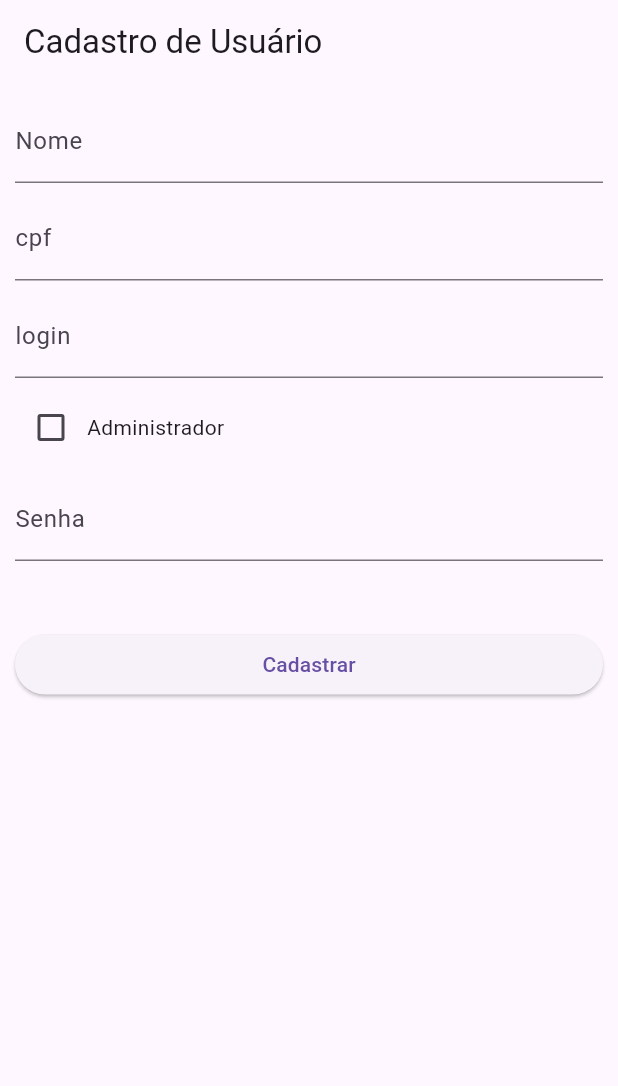
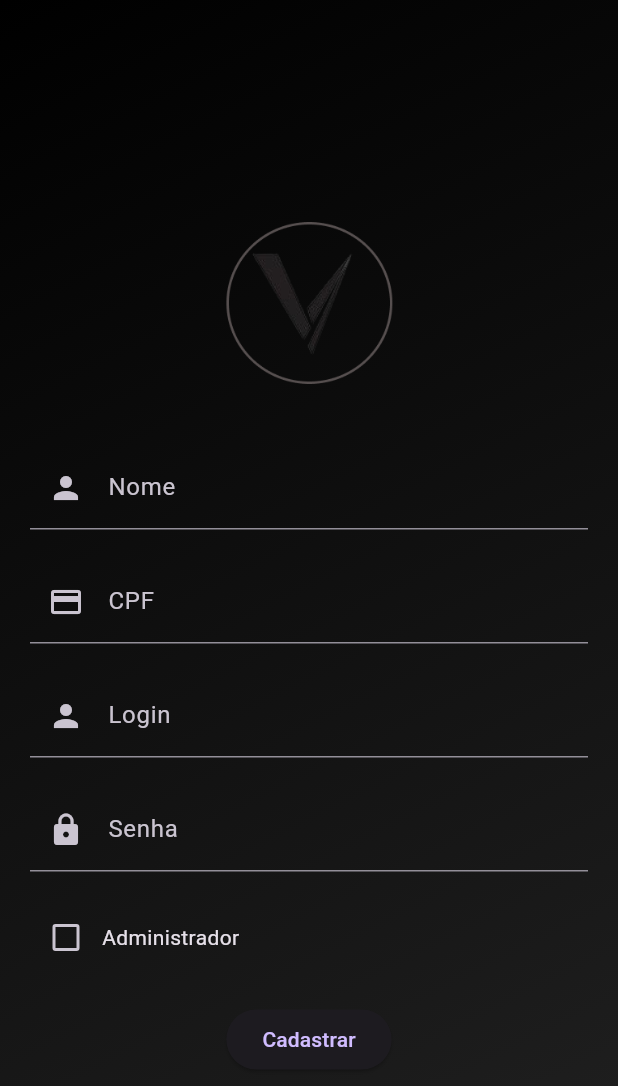
Before and after one commit to ihosana/PA1, a Flutter app: the screen it shows after launch, after a tap on "Cadastrar", on a phone screen of 412 x 824 dp. Shown: the top 1086 px of the screen. Run offline on Flutter 3.47's test engine with Material 3 defaults, Android fonts, the phone set to English and light mode, and no system bars; our stand-ins replace floor, sqflite; accounts and stored records are empty; generated files the repository leaves out were written again.

Commit message:
refactor: Desing da Tela de Cadastro

```diff
--- a/lib/Pages/CadastroPage/CadastroPage.dart
+++ b/lib/Pages/CadastroPage/CadastroPage.dart
@@ -1,97 +1,129 @@
-import 'dart:developer';
-
 import 'package:flutter/material.dart';
 import 'package:pa1_activy/Pages/LoginPage/LoginPage.dart';
-import 'package:pa1_activy/dataBase/DataBase.dart'; // Importe o banco de dados aqui
-import 'package:pa1_activy/Model/User/UserDB.dart'; // Importe o modelo de usuário aqui
+import 'package:pa1_activy/dataBase/DataBase.dart';
+import 'package:pa1_activy/Model/User/UserDB.dart';
 
-class CadastroPage extends StatefulWidget {
-  @override
-  _CadastroScreenState createState() => _CadastroScreenState();
-}
-
-class _CadastroScreenState extends State<CadastroPage> {
+class CadastroPage extends StatelessWidget {
   final TextEditingController name = TextEditingController();
   final TextEditingController cpf = TextEditingController();
   final TextEditingController login = TextEditingController();
   bool isAdm = false;
   final TextEditingController password = TextEditingController();
 
-  // Método para salvar o usuário no banco de dados
-  void _saveUser() async {
-    final appDatabase =
-        await $FloorDataBase.databaseBuilder('DataBase.db').build();
+  @override
+  Widget build(BuildContext context) {
+    return MaterialApp(
+      title: 'Cadastro',
+      theme: ThemeData.dark(),
+      home: Scaffold(
+        body: Container(
+          decoration: BoxDecoration(
+            gradient: LinearGradient(
+              begin: Alignment.topLeft,
+              end: Alignment.bottomRight,
+              colors: [Colors.black, Colors.grey[900]!],
+            ),
+          ),
+          child: Stack(
+            children: [
+              Center(
+                child: SingleChildScrollView(
+                  child: Column(
+                    mainAxisAlignment: MainAxisAlignment.center,
+                    crossAxisAlignment: CrossAxisAlignment.center,
+                    children: [
+                      Padding(
+                        padding: EdgeInsets.all(20.0),
+                        child: Image.asset(
+                          'assets/logo.png',
+                          width: 150,
+                          height: 150,
+                        ),
+                      ),
+                      Padding(
+                        padding: EdgeInsets.symmetric(horizontal: 20.0),
+                        child: Column(
+                          children: [
+                            TextFormField(
+                              controller: name,
+                              decoration: InputDecoration(
+                                labelText: 'Nome',
+                                prefixIcon: Icon(Icons.person),
+                              ),
+                            ),
+                            SizedBox(height: 20),
+                            TextFormField(
+                              controller: cpf,
+                              decoration: InputDecoration(
+                                labelText: 'CPF',
+                                prefixIcon: Icon(Icons.credit_card),
+                              ),
+                            ),
+                            SizedBox(height: 20),
+                            TextFormField(
+                              controller: login,
+                              decoration: InputDecoration(
+                                labelText: 'Login',
+                                prefixIcon: Icon(Icons.person),
+                              ),
+                            ),
+                            SizedBox(height: 20),
+                            TextFormField(
+                              controller: password,
+                              decoration: InputDecoration(
+                                labelText: 'Senha',
+                                prefixIcon: Icon(Icons.lock),
+                              ),
+                              obscureText: true,
+                            ),
+                            SizedBox(height: 20),
+                            Row(
+                              children: [
+                                Checkbox(
+                                  value: isAdm,
+                                  onChanged: (value) {
+                                    isAdm = value!;
+                                  },
+                                ),
+                                Text('Administrador'),
+                              ],
+                            ),
+                          ],
+                        ),
+                      ),
+                      SizedBox(height: 20),
+                      ElevatedButton(
+                        onPressed: () => _saveUser(context),
+                        child: Text('Cadastrar'),
+                      ),
+                    ],
+                  ),
+                ),
+              ),
+            ],
+          ),
+        ),
+      ),
+    );
+  }
+
+  void _saveUser(BuildContext context) async {
+    final appDatabase = await $FloorDataBase.databaseBuilder('DataBase.db').build();
     final dao = appDatabase.usuarioDao;
 
-    var novoUsuario = UserDB(name.text, int.parse(cpf.text),
-        login.text, isAdm, int.parse(password.text));
+    var novoUsuario = UserDB(
+      name.text,
+      int.parse(cpf.text),
+      login.text,
+      isAdm,
+      int.parse(password.text),
+    );
 
-    dao.insertUser(novoUsuario);
+    await dao.insertUser(novoUsuario);
 
-    // Você pode adicionar alguma lógica adicional após salvar o usuário, como exibir uma mensagem ou navegar para outra tela
     Navigator.push(
       context,
       MaterialPageRoute(builder: (context) => LoginPage()),
     );
   }
-
-  @override
-  Widget build(BuildContext context) {
-    return MaterialApp(
-        home: Scaffold(
-      appBar: AppBar(
-        title: Text('Cadastro de Usuário'),
-      ),
-      body: Padding(
-        padding: const EdgeInsets.all(10.0),
-        child: Column(
-          crossAxisAlignment: CrossAxisAlignment.start,
-          children: [
-            TextField(
-              controller: name,
-              decoration: InputDecoration(labelText: 'Nome'),
-            ),
-            SizedBox(height: 9.0),
-            TextField(
-              controller: cpf,
-              decoration: InputDecoration(labelText: 'cpf'),
-            ),
-            SizedBox(height: 9.0),
-            TextField(
-              controller: login,
-              decoration: InputDecoration(labelText: 'login'),
-            ),
-            SizedBox(height: 9.0),
-            Row(
-              children: [
-                Checkbox(
-                  value: isAdm,
-                  onChanged: (value) {
-                    setState(() {
-                      isAdm = value!;
-                    });
-                  },
-                ),
-                Text('Administrador'),
-              ],
-            ),
-            SizedBox(height: 9.0),
-            TextField(
-              controller: password,
-              obscureText: true,
-              decoration: InputDecoration(labelText: 'Senha'),
-            ),
-            SizedBox(height: 45.0),
-            SizedBox(
-              width: double.infinity,
-              child: ElevatedButton(
-                onPressed: _saveUser,
-                child: Text('Cadastrar'),
-              ),
-            ),
-          ],
-        ),
-      ),
-    ));
-  }
 }
```
